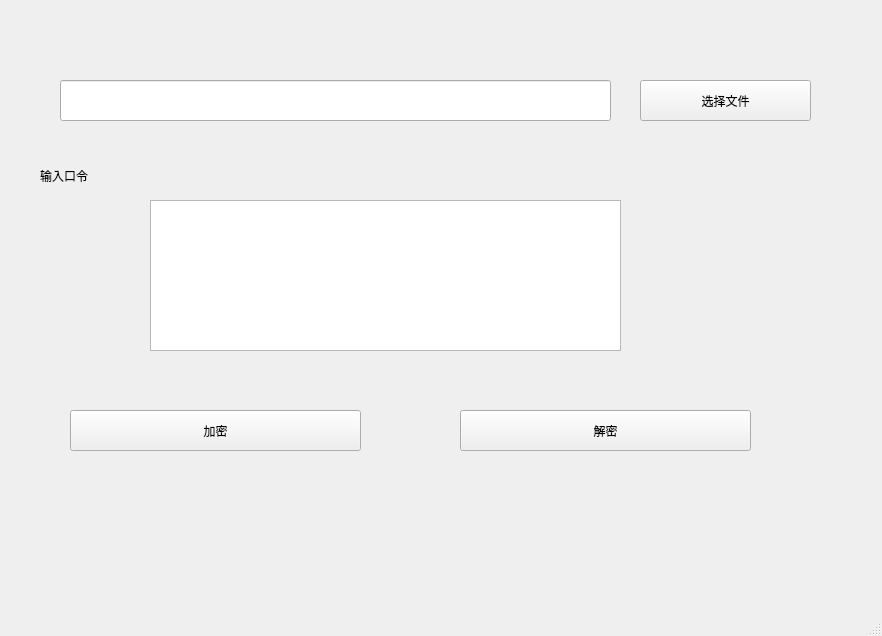
Above: AESandSHA/mainwindow.ui from congweiH/bishe before the change. Below: the same form after it.
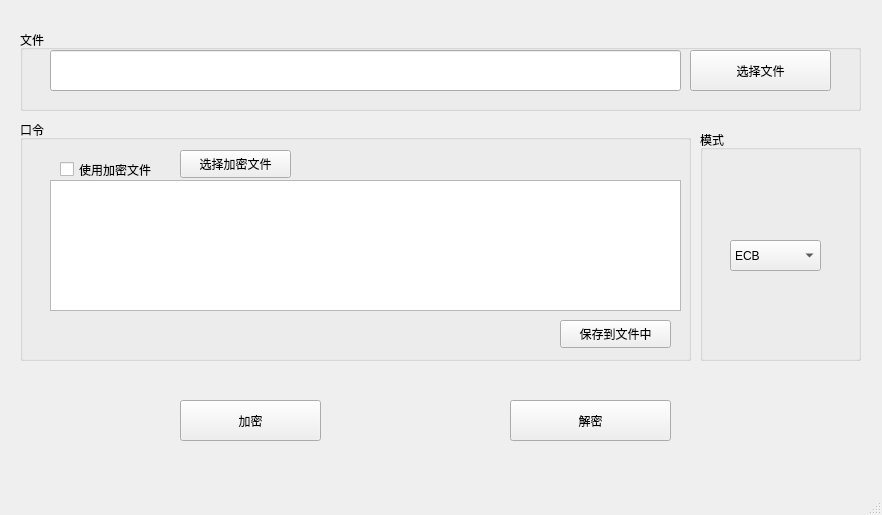
That is the form after the change.

Commit message: ECB模式

Patch:
```diff
--- a/AESandSHA/mainwindow.ui
+++ b/AESandSHA/mainwindow.ui
@@ -7,32 +7,19 @@
     <x>0</x>
     <y>0</y>
     <width>882</width>
-    <height>636</height>
+    <height>515</height>
    </rect>
   </property>
   <property name="windowTitle">
    <string>MainWindow</string>
   </property>
   <widget class="QWidget" name="centralwidget">
-   <widget class="QPushButton" name="pB_selectfile">
-    <property name="geometry">
-     <rect>
-      <x>640</x>
-      <y>80</y>
-      <width>171</width>
-      <height>41</height>
-     </rect>
-    </property>
-    <property name="text">
-     <string>选择文件</string>
-    </property>
-   </widget>
    <widget class="QPushButton" name="pB_encryption">
     <property name="geometry">
      <rect>
-      <x>70</x>
-      <y>410</y>
-      <width>291</width>
+      <x>180</x>
+      <y>400</y>
+      <width>141</width>
       <height>41</height>
      </rect>
     </property>
@@ -40,45 +27,12 @@
      <string>加密</string>
     </property>
    </widget>
-   <widget class="QLabel" name="label">
-    <property name="geometry">
-     <rect>
-      <x>40</x>
-      <y>160</y>
-      <width>71</width>
-      <height>31</height>
-     </rect>
-    </property>
-    <property name="text">
-     <string>输入口令</string>
-    </property>
-   </widget>
-   <widget class="QLineEdit" name="lineEdit_filepath">
-    <property name="geometry">
-     <rect>
-      <x>60</x>
-      <y>80</y>
-      <width>551</width>
-      <height>41</height>
-     </rect>
-    </property>
-   </widget>
-   <widget class="QTextEdit" name="textEdit_passwd">
-    <property name="geometry">
-     <rect>
-      <x>150</x>
-      <y>200</y>
-      <width>471</width>
-      <height>151</height>
-     </rect>
-    </property>
-   </widget>
    <widget class="QPushButton" name="pB_decryption">
     <property name="geometry">
      <rect>
-      <x>460</x>
-      <y>410</y>
-      <width>291</width>
+      <x>510</x>
+      <y>400</y>
+      <width>161</width>
       <height>41</height>
      </rect>
     </property>
@@ -86,6 +40,152 @@
      <string>解密</string>
     </property>
    </widget>
+   <widget class="QGroupBox" name="groupBox">
+    <property name="geometry">
+     <rect>
+      <x>20</x>
+      <y>30</y>
+      <width>841</width>
+      <height>81</height>
+     </rect>
+    </property>
+    <property name="title">
+     <string>文件</string>
+    </property>
+    <widget class="QPushButton" name="pB_selectfile">
+     <property name="geometry">
+      <rect>
+       <x>670</x>
+       <y>20</y>
+       <width>141</width>
+       <height>41</height>
+      </rect>
+     </property>
+     <property name="text">
+      <string>选择文件</string>
+     </property>
+    </widget>
+    <widget class="QLineEdit" name="lineEdit_filepath">
+     <property name="geometry">
+      <rect>
+       <x>30</x>
+       <y>20</y>
+       <width>631</width>
+       <height>41</height>
+      </rect>
+     </property>
+    </widget>
+   </widget>
+   <widget class="QGroupBox" name="groupBox_2">
+    <property name="geometry">
+     <rect>
+      <x>20</x>
+      <y>120</y>
+      <width>671</width>
+      <height>241</height>
+     </rect>
+    </property>
+    <property name="title">
+     <string>口令</string>
+    </property>
+    <widget class="QPushButton" name="pB_savepasswd">
+     <property name="geometry">
+      <rect>
+       <x>540</x>
+       <y>200</y>
+       <width>111</width>
+       <height>28</height>
+      </rect>
+     </property>
+     <property name="text">
+      <string>保存到文件中</string>
+     </property>
+    </widget>
+    <widget class="QPushButton" name="pB_passwdfile">
+     <property name="geometry">
+      <rect>
+       <x>160</x>
+       <y>30</y>
+       <width>111</width>
+       <height>28</height>
+      </rect>
+     </property>
+     <property name="text">
+      <string>选择加密文件</string>
+     </property>
+    </widget>
+    <widget class="QCheckBox" name="cB_usepasswdfile">
+     <property name="geometry">
+      <rect>
+       <x>40</x>
+       <y>40</y>
+       <width>111</width>
+       <height>19</height>
+      </rect>
+     </property>
+     <property name="text">
+      <string>使用加密文件</string>
+     </property>
+    </widget>
+    <widget class="QTextEdit" name="textEdit_passwd">
+     <property name="geometry">
+      <rect>
+       <x>30</x>
+       <y>60</y>
+       <width>631</width>
+       <height>131</height>
+      </rect>
+     </property>
+    </widget>
+   </widget>
+   <widget class="QGroupBox" name="groupBox_3">
+    <property name="geometry">
+     <rect>
+      <x>700</x>
+      <y>130</y>
+      <width>161</width>
+      <height>231</height>
+     </rect>
+    </property>
+    <property name="title">
+     <string>模式</string>
+    </property>
+    <widget class="QComboBox" name="cB_mode">
+     <property name="geometry">
+      <rect>
+       <x>30</x>
+       <y>110</y>
+       <width>91</width>
+       <height>31</height>
+      </rect>
+     </property>
+     <item>
+      <property name="text">
+       <string>ECB</string>
+      </property>
+     </item>
+     <item>
+      <property name="text">
+       <string>CBC</string>
+      </property>
+     </item>
+     <item>
+      <property name="text">
+       <string>CFB</string>
+      </property>
+     </item>
+     <item>
+      <property name="text">
+       <string>OFB</string>
+      </property>
+     </item>
+     <item>
+      <property name="text">
+       <string>CTR</string>
+      </property>
+     </item>
+    </widget>
+   </widget>
   </widget>
   <widget class="QMenuBar" name="menubar">
    <property name="geometry">
```
The commit also changes 25 other files.
